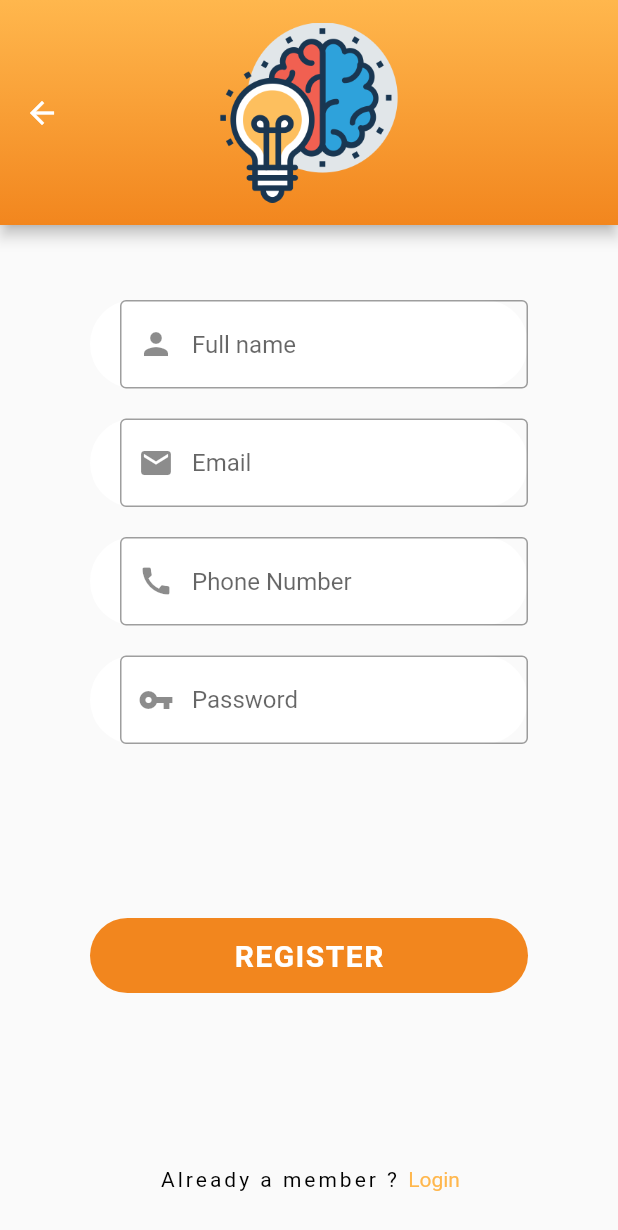
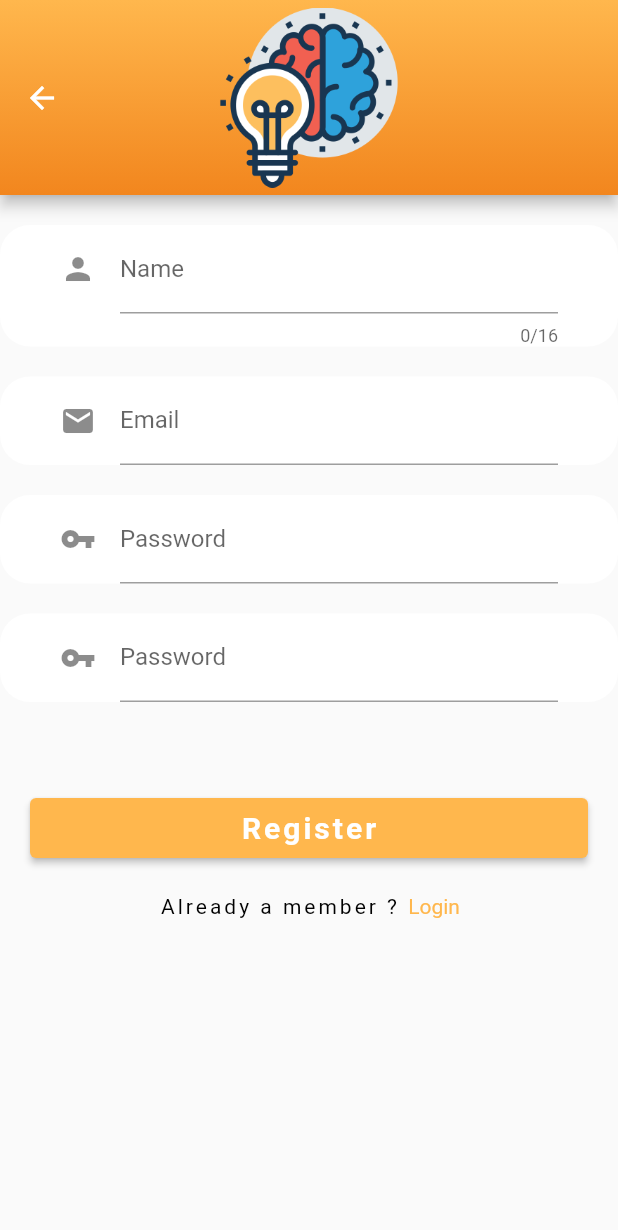
Before and after one commit to sdu-mp-21/daily-challenge-app-tracker, a Flutter app: the RegPage screen opened directly, on a phone screen of 412 x 824 dp. Shown: the top 1230 px of the screen. Run offline on Flutter 3.47's test engine with Material 2 defaults, Android fonts, the phone set to English and light mode, and no system bars; our stand-ins replace google_fonts, keyboard_dismisser, like_button, readmore, settings_ui, share and 1 more; accounts and stored records are empty.

Commit message:
I added my part

```diff
--- a/lib/ui/main_app/main.dart
+++ b/lib/ui/main_app/main.dart
@@ -2,6 +2,8 @@
 import 'package:challenge_tracker/ui/pages/auth/auth_page.dart';
 import 'package:challenge_tracker/ui/pages/auth/login_widget.dart';
 import 'package:challenge_tracker/ui/pages/auth/privacy_policy.dart';
+import 'package:challenge_tracker/ui/pages/auth/profile_class.dart';
+import 'package:challenge_tracker/ui/pages/auth/settings_class.dart';
 import './navigator.dart';
 import 'package:flutter/material.dart';
 import 'package:flutter/cupertino.dart';
@@ -25,6 +27,8 @@ class MainApp extends StatelessWidget {
         '/register': (context) =>  const Authorization(),
         '/login': (context) => const LoginPage(),
         '/privacyPolicy': (context) => const PrivacyPolicy(),
+        '/settings': (context) => const SettingsPage(),
+        '/profile': (context) => const ProfilePage(),
         //'/createChallenge': (context) => const CreateNewWidget(page: 0),
         //'/createPost': (context) => const CreateNewWidget(page: 1)
       },
--- a/lib/ui/pages/auth/registration_widget.dart
+++ b/lib/ui/pages/auth/registration_widget.dart
@@ -1,6 +1,7 @@
 import 'package:challenge_tracker/ui/pages/auth/auth_page.dart';
-import 'package:challenge_tracker/ui/widgets/buttons.dart';
+// import 'package:challenge_tracker/ui/widgets/buttons.dart';
 import 'package:challenge_tracker/ui/widgets/color_custom.dart';
+import 'package:flutter/cupertino.dart';
 import 'package:flutter/gestures.dart';
 import 'package:flutter/material.dart';
 
@@ -12,50 +13,210 @@ class RegPage extends StatefulWidget {
 }
 
 class _RegPageState extends State<RegPage> {
+
+
+  late String _name;
+  late String _email;
+  late String _password;
+  // late String _passwordAgain;
+
+  final GlobalKey<FormState> _formKey = GlobalKey<FormState>();
+
+  Widget _buildName() {
+    return Container(
+      margin: const EdgeInsets.only(top: 20),
+      decoration: const BoxDecoration(
+        borderRadius: BorderRadius.all(Radius.circular(20)),
+        color: Colors.white,
+      ),
+      padding: const EdgeInsets.only(left: 40,right: 40),
+      child:TextFormField(
+        decoration: InputDecoration(labelText: 'Name',icon: new Icon(Icons.person)),
+        maxLength: 16,
+        validator: (value) {
+          if (value!.isEmpty) {
+            return 'Name is Required';
+          }
+
+          return null;
+        },
+        onSaved: (value) {
+          _name = value!;
+        },
+      ),
+    );
+
+  }
+
+  Widget _buildEmail() {
+    return Container(
+      margin: const EdgeInsets.only(top: 20),
+      decoration: const BoxDecoration(
+        borderRadius: BorderRadius.all(Radius.circular(20)),
+        color: Colors.white,
+      ),
+      padding: const EdgeInsets.only(left: 40,right: 40),
+      child: TextFormField(
+        decoration: InputDecoration(labelText: 'Email',icon: new Icon(Icons.email)),
+        validator: (value) {
+          if (value!.isEmpty) {
+            return 'Email is Required';
+          }
+          if (!RegExp(
+              r"[a-z0-9!#$%&'*+/=?^_`{|}~-]+(?:\.[a-z0-9!#$%&'*+/=?^_`{|}~-]+)*@(?:[a-z0-9](?:[a-z0-9-]*[a-z0-9])?\.)+[a-z0-9](?:[a-z0-9-]*[a-z0-9])?")
+              .hasMatch(value)) {
+            return 'Please enter a valid email Address';
+          }
+          return null;
+        },
+        onSaved: (value) {
+          _email = value!;
+        },
+      ),
+    );
+  }
+
+  Widget _buildPassword() {
+    return Container(
+      margin: const EdgeInsets.only(top: 20),
+      decoration: const BoxDecoration(
+        borderRadius: BorderRadius.all(Radius.circular(20)),
+        color: Colors.white,
+      ),
+      padding: const EdgeInsets.only(left: 40,right: 40),
+      child:TextFormField(
+        decoration: InputDecoration(labelText: 'Password',icon: new Icon(Icons.vpn_key)),
+        keyboardType: TextInputType.visiblePassword,
+        validator: (value) {
+          if (value!.isEmpty) {
+            return 'Password is Required';
+          }else if(value.length < 6){
+            return 'Password must be more than 6 characters';
+          }
+
+          return null;
+        },
+        onSaved: (value) {
+          _password = value!;
+        },
+      ),
+    );
+  }
+
+
+
+  Widget _buildPasswordAgain() {
+    return Container(
+      margin: const EdgeInsets.only(top: 20),
+      decoration: const BoxDecoration(
+        borderRadius: BorderRadius.all(Radius.circular(20)),
+        color: Colors.white,
+      ),
+      padding: const EdgeInsets.only(left: 40,right: 40),
+      child:TextFormField(
+        decoration: InputDecoration(labelText: 'Password',icon: new Icon(Icons.vpn_key)),
+        keyboardType: TextInputType.visiblePassword,
+        validator: (value) {
+          if (value!.isEmpty) {
+            return 'Password is Required';
+          }else if(value.length < 6){
+            return 'Password must be more than 6 characters';
+          }
+          else if(value != _password){
+            return 'The password does not match the pre-password';
+          }
+
+          return null;
+        },
+        // onSaved: (value) {
+        //   _password = value!;
+        // },
+      ),
+    );
+  }
+
+
+
+
   @override
   Widget build(BuildContext context) {
     return Scaffold(
       appBar: AppBar(
 
-        toolbarHeight: 150,
+        toolbarHeight:130,
         flexibleSpace: Authorization.getHeader(),
       ),
 
       body: Container(
         padding: const EdgeInsets.only(bottom: 30),
         child: Column(
+          mainAxisAlignment: MainAxisAlignment.spaceAround,
           children: <Widget>[
             Expanded(
-              child: Container(
-                margin: const EdgeInsets.only(left: 60, right: 60, top: 30),
+              child: Form(
+                // margin: const EdgeInsets.only(left: 60, right: 60, top: 30),
+                key: _formKey ,
                 child: Column(
                   children: <Widget>[
-                    _textInput(hint: "Full name", icon: Icons.person),
-                    _textInput(hint: "Email", icon: Icons.email),
-                    _textInput(hint: "Phone Number", icon: Icons.call),
-                    _textInput(hint: "Password", icon: Icons.vpn_key),
-                    Expanded(
-                      child: Center(
-                        child: Buttons.getAuthButton(
-                          "REGISTER", (){
-                            Navigator.pop(context);
-                          },
+                    _buildName(),
+                    _buildEmail(),
+                    _buildPassword(),
+                    _buildPasswordAgain(),
+                    const SizedBox(height: 40),
+                    Padding(
+                      padding: const EdgeInsets.only(top: 20.0,bottom:20,left: 20,right: 20),
+
+                      child: ElevatedButton(
+
+
+                        onPressed: () {
+                          if (_formKey.currentState!.validate()) {
+                            return;
+                          }
+                          _formKey.currentState!.save();
+                          print(_name);
+                          print(_email);
+                          print(_password);
+
+
+                          //Send to API
+                        },
+                        style: ButtonStyle(
+                          backgroundColor: MaterialStateProperty.all(ColorsCustom.orangeColors),
                         ),
+                        child: Container(
+                          height: 40,
+                          color: ColorsCustom.orangeColors,
+                          alignment: Alignment.center,
+                          child: const Text('Register', style: TextStyle(
+                              fontSize: 20,
+                              color: Colors.white,
+                              fontWeight: FontWeight.bold, letterSpacing: 2),),
+                        ),
+
                       ),
                     ),
+
+
+
+
+
+
+
                     RichText(
+
                       text: TextSpan(children: [
                         const TextSpan(
                             text: "Already a member ? ",
                             style: TextStyle(color: Colors.black,
                                 letterSpacing: 2)),
                         TextSpan(
-                            text: "Login",
-                            style: TextStyle(color: ColorsCustom.orangeColors),
-                            recognizer: TapGestureRecognizer()
+                          text: "Login",
+                          style: TextStyle(color: ColorsCustom.orangeColors),
+                          recognizer: TapGestureRecognizer()
                             ..onTap = () {
-                                    Navigator.pushNamed(context, '/login');
-                                },
+                              Navigator.pushNamed(context, '/login');
+                            },
                         ),
                       ]),
                     )
@@ -70,21 +231,4 @@ class _RegPageState extends State<RegPage> {
   }
 
 
-  Widget _textInput({hint, icon}) {
-    return Container(
-      margin: const EdgeInsets.only(top: 20),
-      decoration: const BoxDecoration(
-        borderRadius: BorderRadius.all(Radius.circular(40)),
-        color: Colors.white,
-      ),
-      padding: const EdgeInsets.only(left: 20),
-      child: TextFormField(
-        decoration: InputDecoration(
-          border: const OutlineInputBorder(),
-          hintText: hint,
-          prefixIcon: Icon(icon),
-        ),
-      ),
-    );
-  }
 }
--- a/pubspec.yaml
+++ b/pubspec.yaml
@@ -27,6 +27,7 @@ environment:
 # the latest version available on pub.dev. To see which dependencies have newer
 # versions available, run `flutter pub outdated`.
 dependencies:
+  settings_ui: ^1.0.0
   flutter_staggered_grid_view: 0.4.1
   flutter:
     sdk: flutter
```
Also changed, not shown: lib/ui/pages/auth/settings_class.dart (added, +93 -0 lines), lib/ui/widgets/drawer.dart (+11 -9 lines), pubspec.lock, 1 other file.
